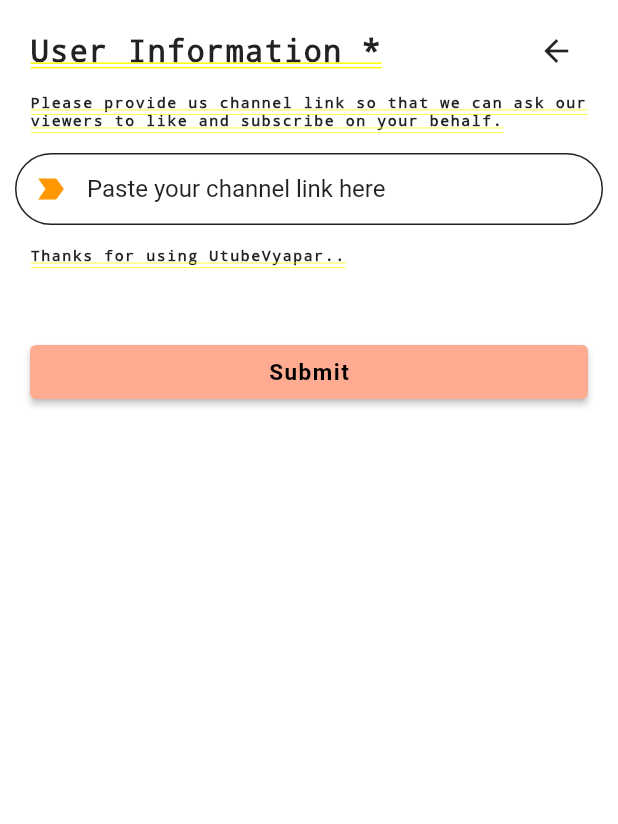
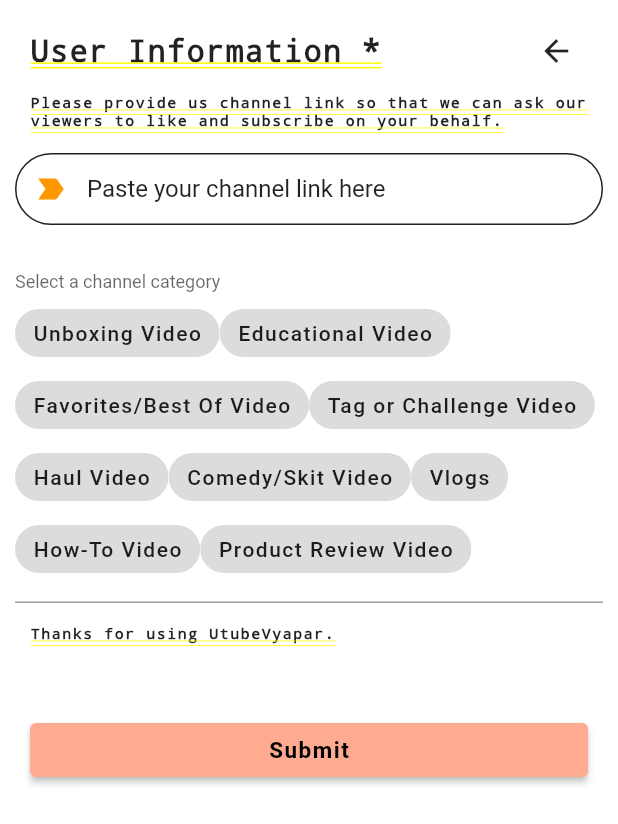
Before and after one commit to ashish1500616/utubeVyapar, a Flutter app: the UserInformation screen opened by its route, on a phone screen of 412 x 824 dp. Shown: the top 824 px of the screen. Run offline on Flutter 3.47's test engine with Material 2 defaults, Android fonts, the phone set to English and light mode, and no system bars; drawn by our look-alikes of flutter_form_builder; our stand-ins replace circular_countdown_timer, firebase_auth, firebase_core, flutter_signin_button, flutter_spinkit, get and 5 more; missing offline and left inert: new_version; accounts and stored records are empty; network calls fail.

Commit message:
Add Category for youtube videos.

```diff
--- a/lib/controller/create_campaign_controller.dart
+++ b/lib/controller/create_campaign_controller.dart
@@ -27,7 +27,6 @@ class CreateCampaignController extends GetxController {
       if (validate()) {
         dataMap["video_url"] = youtube_video_link_text_controller.text;
         dataMap["video_category_id"] = video_category!.value;
-        dataMap["video_category_id"] = video_category.value;
         postYoutubeVideoLink(dataMap);
         Get.to("/home");
       }
--- a/lib/controller/user_information_controller.dart
+++ b/lib/controller/user_information_controller.dart
@@ -2,13 +2,14 @@ import 'dart:convert';
 
 import 'package:firebase_auth/firebase_auth.dart';
 import 'package:flutter/material.dart';
+import 'package:flutter_form_builder/flutter_form_builder.dart';
 import 'package:get/get.dart';
 import 'package:http/http.dart' as http;
-import 'package:utubevyappar/controller/home_page_controller.dart';
 
 class UserInformationController extends GetxController {
   TextEditingController youtube_channel_link = TextEditingController();
   static bool isUserNew = false;
+  var formKey = GlobalKey<FormBuilderState>();
 
   createNewUserOnDeta() {
     var dataMap = new Map();
@@ -17,6 +18,7 @@ class UserInformationController extends GetxController {
     dataMap["email"] = FirebaseAuth.instance.currentUser!.email;
     dataMap["points"] = 1000;
     dataMap["youtube_channel"] = "";
+    dataMap["youtube_channel_category"] = -1;
     if (UserInformationController.isUserNew) postUserInformation(dataMap);
   }
 
@@ -31,12 +33,18 @@ class UserInformationController extends GetxController {
     }
   }
 
+  // Used to post youtube channel information.
   addYoutubeChannelToUser() async {
+    if (formKey.currentState!.validate()) {
+      formKey.currentState!.save();
+      final channelCategory =
+          formKey.currentState!.fields["channel_category_choice_chip"];
+      var channelCategoryValue = channelCategory!.value;
       if (validate()) {
         var uid = FirebaseAuth.instance.currentUser!.uid.toString();
-      var youtube_channel = youtube_channel_link.text;
+        var youtubeChannel = youtube_channel_link.text;
         var url = Uri.parse(
-          'https://vipa3p.deta.dev/api/users/channel/$uid/$youtube_channel');
+            'https://vipa3p.deta.dev/api/users/channel/$uid/$youtubeChannel/$channelCategoryValue');
         var response = await http.get(url);
         print(response);
         if (response.statusCode == 200) {
@@ -44,14 +52,15 @@ class UserInformationController extends GetxController {
         } else {
           print('Response status: ${response.statusCode}');
           print('Response body: ${response.body}');
-        Get.snackbar("response.statusCode",
-            "Unable to submit channel link. Please report",
+          Get.snackbar("Error", "Unable to submit channel link. Please report",
               backgroundColor: Colors.red.shade100,
               snackPosition: SnackPosition.TOP);
         }
       }
     }
+  }
 
+  // Not being used anywhere
   postYoutubeChannelInformation(data) async {
     var url = Uri.parse('https://vipa3p.deta.dev/api/users/channel/');
     var response = await http.post(url, body: json.encode(data));
--- a/lib/views/user_information.dart
+++ b/lib/views/user_information.dart
@@ -1,5 +1,7 @@
 import 'package:flutter/material.dart';
+import 'package:flutter_form_builder/flutter_form_builder.dart';
 import 'package:get/get.dart';
+import 'package:utubevyappar/controller/create_campaign_controller.dart';
 import 'package:utubevyappar/controller/user_information_controller.dart';
 
 class UserInformation extends StatelessWidget {
@@ -68,7 +70,8 @@ class UserInformation extends StatelessWidget {
                   Icons.label_important,
                   color: Colors.orange,
                 ),
-                hintStyle: const TextStyle(fontSize: 16.0, color: Colors.black87),
+                hintStyle:
+                    const TextStyle(fontSize: 16.0, color: Colors.black87),
                 hintText: 'Paste your channel link here',
                 contentPadding:
                     EdgeInsets.symmetric(vertical: 10.0, horizontal: 20.0),
@@ -86,12 +89,105 @@ class UserInformation extends StatelessWidget {
               ),
             ),
           ),
+          Container(
+            padding: EdgeInsets.all(10),
+            child: FormBuilder(
+              key: userInformationController.formKey,
+              child: FormBuilderChoiceChip(
+                name: 'channel_category_choice_chip',
+                decoration: InputDecoration(
+                  labelText: 'Select a channel category',
+                ),
+                options: [
+                  FormBuilderFieldOption(
+                      value: '1',
+                      child: const Text(
+                        'Unboxing Video',
+                        style: TextStyle(
+                          letterSpacing: 1,
+                        ),
+                      )),
+                  FormBuilderFieldOption(
+                      value: '2',
+                      child: const Text(
+                        'Educational Video',
+                        style: TextStyle(
+                          letterSpacing: 1,
+                        ),
+                      )),
+                  FormBuilderFieldOption(
+                      value: '3',
+                      child: const Text(
+                        'Favorites/Best Of Video',
+                        style: TextStyle(
+                          letterSpacing: 1,
+                        ),
+                      )),
+                  FormBuilderFieldOption(
+                      value: '4',
+                      child: const Text(
+                        'Tag or Challenge Video',
+                        style: TextStyle(
+                          letterSpacing: 1,
+                        ),
+                      )),
+                  FormBuilderFieldOption(
+                    value: '5',
+                    child: const Text(
+                      'Haul Video',
+                      style: TextStyle(
+                        letterSpacing: 1,
+                      ),
+                    ),
+                  ),
+                  FormBuilderFieldOption(
+                    value: '6',
+                    child: const Text(
+                      'Comedy/Skit Video',
+                      style: TextStyle(
+                        letterSpacing: 1,
+                      ),
+                    ),
+                  ),
+                  FormBuilderFieldOption(
+                      value: '7',
+                      child: const Text(
+                        'Vlogs',
+                        style: TextStyle(
+                          letterSpacing: 1,
+                        ),
+                      )),
+                  FormBuilderFieldOption(
+                      value: '8',
+                      child: const Text(
+                        'How-To Video',
+                        style: TextStyle(
+                          letterSpacing: 1,
+                        ),
+                      )),
+                  FormBuilderFieldOption(
+                      value: '9',
+                      child: const Text(
+                        'Product Review Video',
+                        style: TextStyle(
+                          letterSpacing: 1,
+                        ),
+                      )),
+                ],
+                validator: FormBuilderValidators.required(context,
+                    errorText: "Please select one of the category"),
+              ),
+              onChanged: () {
+                print("Changed ");
+              },
+            ),
+          ),
           Align(
             alignment: Alignment.centerLeft,
             child: const Padding(
               padding: EdgeInsets.fromLTRB(20, 5, 5, 5),
               child: const Text(
-                "Thanks for using UtubeVyapar..\n",
+                "Thanks for using UtubeVyapar.\n",
                 style: TextStyle(
                     color: Colors.black87, fontSize: 10, letterSpacing: 1),
               ),
@@ -103,7 +199,7 @@ class UserInformation extends StatelessWidget {
           Container(
             width: _mediaQuery.width * 8,
             child: Padding(
-              padding: const  EdgeInsets.symmetric(horizontal: 20),
+              padding: const EdgeInsets.symmetric(horizontal: 20),
               child: ElevatedButton(
                 onPressed: () =>
                     {userInformationController.addYoutubeChannelToUser()},
```
Lines whose indentation alone changed are shown as unchanged.
